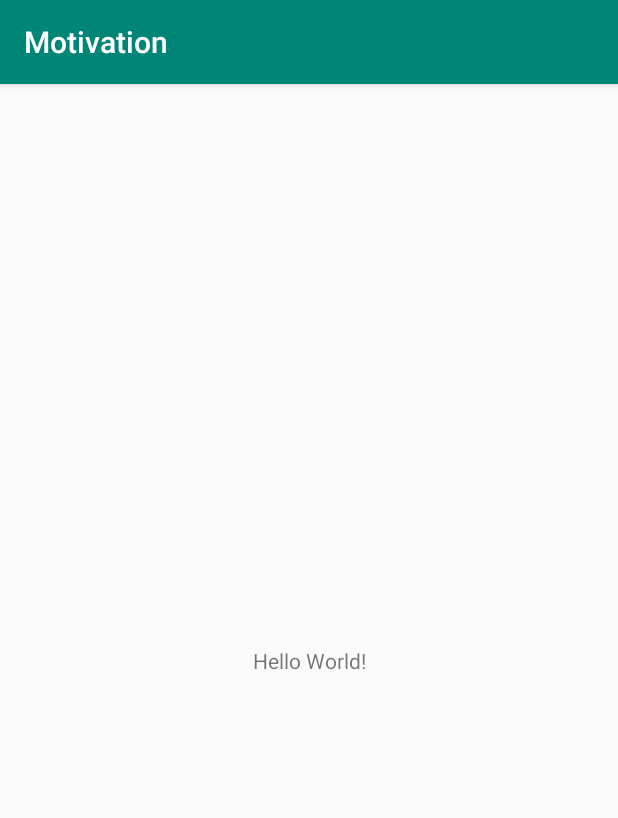
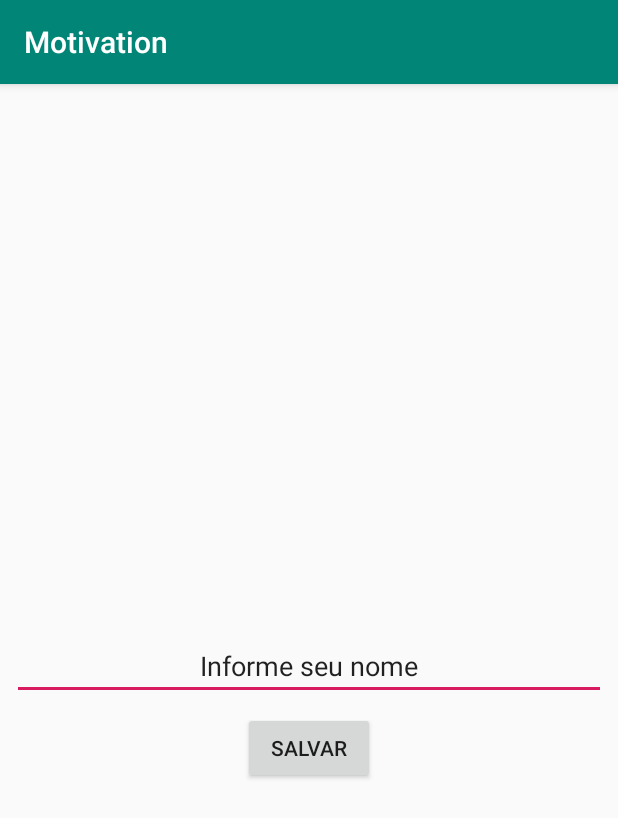
Before and after one commit to CarlosHenriqueMarques/kotlin-motivation, an Android app: the MainActivity screen opened directly, with no data from a screen before it, on a phone screen of 412 x 824 dp. Shown: the top 818 px of the screen. Run offline under Robolectric (Android 15) with nearby library versions, the phone set to English and light mode, and no system bars.

```diff
--- a/app/src/main/res/layout/activity_main.xml
+++ b/app/src/main/res/layout/activity_main.xml
@@ -7,13 +7,33 @@
         android:layout_height="match_parent"
         tools:context=".MainActivity">
 
-    <TextView
-            android:layout_width="wrap_content"
-            android:layout_height="wrap_content"
-            android:text="Hello World!"
-            app:layout_constraintBottom_toBottomOf="parent"
-            app:layout_constraintLeft_toLeftOf="parent"
-            app:layout_constraintRight_toRightOf="parent"
-            app:layout_constraintTop_toTopOf="parent"/>
+    <EditText
+        android:id="@+id/editName"
+        android:layout_width="0dp"
+        android:layout_height="wrap_content"
+        android:layout_marginStart="8dp"
+        android:layout_marginLeft="8dp"
+        android:layout_marginTop="8dp"
+        android:layout_marginEnd="8dp"
+        android:layout_marginRight="8dp"
+        android:gravity="center"
+        android:text="@string/informe_seu_nome"
+        app:layout_constraintBottom_toBottomOf="parent"
+        app:layout_constraintEnd_toEndOf="parent"
+        app:layout_constraintStart_toStartOf="parent"
+        app:layout_constraintTop_toTopOf="parent" />
 
+    <Button
+        android:id="@+id/button"
+        android:layout_width="wrap_content"
+        android:layout_height="wrap_content"
+        android:layout_marginStart="162dp"
+        android:layout_marginLeft="162dp"
+        android:layout_marginTop="8dp"
+        android:layout_marginEnd="162dp"
+        android:layout_marginRight="162dp"
+        android:text="@string/salvar"
+        app:layout_constraintEnd_toEndOf="parent"
+        app:layout_constraintStart_toStartOf="parent"
+        app:layout_constraintTop_toBottomOf="@+id/editName" />
 </androidx.constraintlayout.widget.ConstraintLayout>
--- a/app/src/main/res/values/strings.xml
+++ b/app/src/main/res/values/strings.xml
@@ -1,3 +1,5 @@
 <resources>
     <string name="app_name">Motivation</string>
+    <string name="salvar">Salvar</string>
+    <string name="informe_seu_nome">Informe seu nome</string>
 </resources>
--- a/build.gradle
+++ b/build.gradle
@@ -8,7 +8,7 @@ buildscript {
 
     }
     dependencies {
-        classpath 'com.android.tools.build:gradle:3.4.1'
+        classpath 'com.android.tools.build:gradle:3.5.0'
         classpath "org.jetbrains.kotlin:kotlin-gradle-plugin:$kotlin_version"
         // NOTE: Do not place your application dependencies here; they belong
         // in the individual module build.gradle files
```
Also changed, not shown: app/gradle/wrapper/gradle-wrapper.properties (added), 5 other files.
